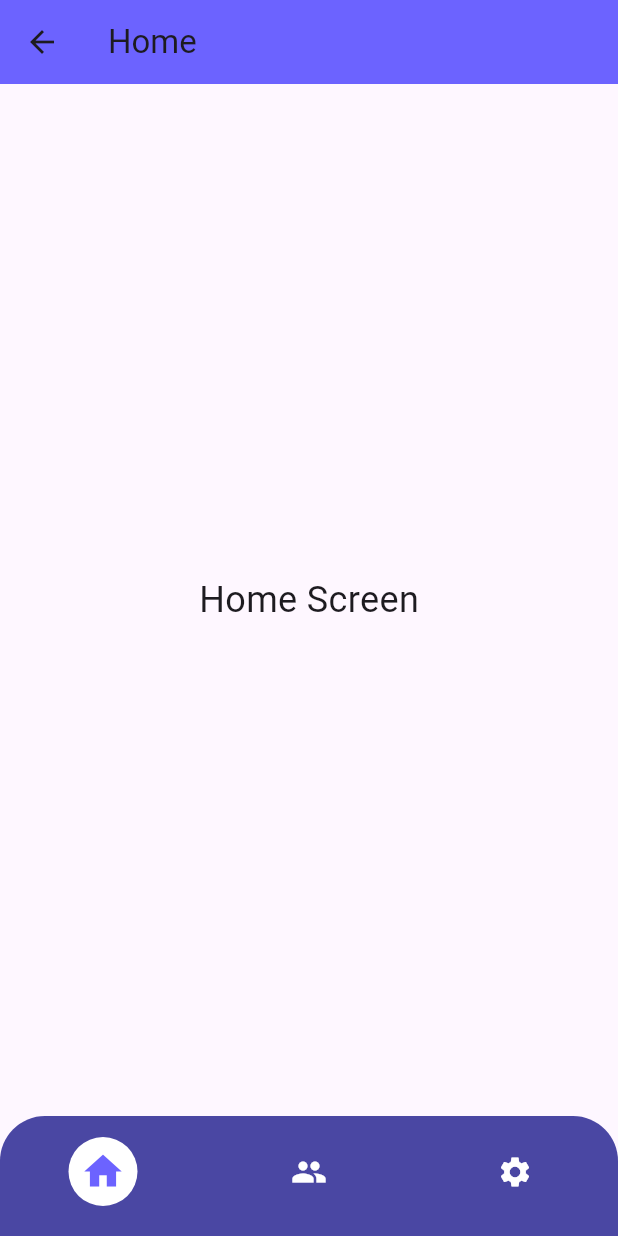
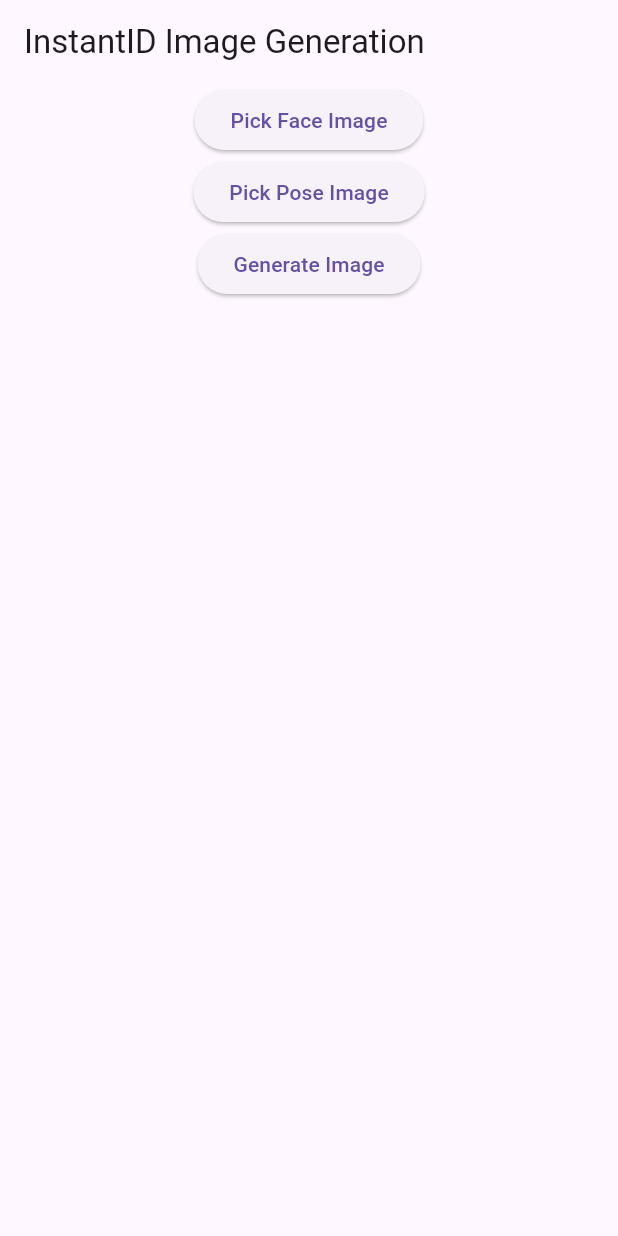
Before and after one commit to Vinit710/flutter_application_1, a Flutter app: the HomePage screen opened directly, on a phone screen of 412 x 824 dp. Run offline on Flutter 3.47's test engine with Material 3 defaults, Android fonts, the phone set to English and light mode, and no system bars; our stand-ins replace image_picker.

Commit message:
New project image to pose

```diff
--- a/lib/pages/home.dart
+++ b/lib/pages/home.dart
@@ -1,113 +1,115 @@
+import 'dart:convert';
+import 'dart:io';
 import 'package:flutter/material.dart';
+import 'package:http/http.dart' as http;
+import 'package:image_picker/image_picker.dart';
 
 class HomePage extends StatefulWidget {
-  const HomePage({super.key});
-
   @override
-  State<HomePage> createState() => _HomePageState();
+  _HomePageState createState() => _HomePageState();
 }
 
 class _HomePageState extends State<HomePage> {
-  int _selectedIndex = 0;
+  File? faceImage;
+  File? poseImage;
+  String? generatedImageUrl;
+  final String apiUrl = 'https://instantx-instantid.hf.space/run/generate_image'; // Update with the actual endpoint
 
-  void _onItemTapped(int index) {
-    setState(() {
-      _selectedIndex = index;
-    });
+  Future<void> pickImage(bool isFaceImage) async {
+    final picker = ImagePicker();
+    final pickedFile = await picker.pickImage(source: ImageSource.gallery);
+
+    if (pickedFile != null) {
+      setState(() {
+        if (isFaceImage) {
+          faceImage = File(pickedFile.path);
+        } else {
+          poseImage = File(pickedFile.path);
+        }
+      });
+    }
+  }
+
+  Future<void> generateImage() async {
+    if (faceImage == null || poseImage == null) {
+      ScaffoldMessenger.of(context).showSnackBar(
+        SnackBar(content: Text('Please select both images')),
+      );
+      return;
+    }
+
+    try {
+      var request = http.MultipartRequest('POST', Uri.parse(apiUrl));
+
+      // Attach images
+      request.files.add(await http.MultipartFile.fromPath('face_image_path', faceImage!.path));
+      request.files.add(await http.MultipartFile.fromPath('pose_image_path', poseImage!.path));
+
+      // Add other parameters (customize as needed)
+      request.fields['prompt'] = "Hello!!";
+      request.fields['negative_prompt'] = "(lowres, low quality)";
+      request.fields['style_name'] = "(No style)";
+      request.fields['num_steps'] = '30';
+      request.fields['identitynet_strength_ratio'] = '0.8';
+      request.fields['guidance_scale'] = '5';
+      request.fields['enable_LCM'] = 'true';
+
+      var response = await request.send();
+
+      if (response.statusCode == 200) {
+        final respStr = await response.stream.bytesToString();
+        final decodedResponse = jsonDecode(respStr);
+
+        setState(() {
+          generatedImageUrl = decodedResponse['data'][0];
+        });
+      } else {
+        print('Error: ${response.statusCode}');
+      }
+    } catch (e) {
+      print('Error: $e');
+    }
   }
 
   @override
   Widget build(BuildContext context) {
     return Scaffold(
-      appBar: AppBar(
-        title: const Text('Home'),
-        backgroundColor: const Color(0xFF6C63FF),
-        elevation: 0,
-      ),
-      body: const Center(
-        child: Text(
-          'Home Screen',
-          style: TextStyle(fontSize: 24),
-        ),
-      ),
-      bottomNavigationBar: Container(
-        decoration: const BoxDecoration(
-          color: const Color(0xFF4A47A3),
-          borderRadius: const BorderRadius.only(
-            topLeft: Radius.circular(30),
-            topRight: Radius.circular(30),
-          ),
-        ),
-        child: BottomNavigationBar(
-          currentIndex: _selectedIndex,
-          onTap: _onItemTapped,
-          backgroundColor: Colors.transparent,
-          elevation: 0,
-          type: BottomNavigationBarType.fixed,
-          selectedItemColor: Colors.white,
-          unselectedItemColor: Colors.white.withOpacity(0.8),
-          showSelectedLabels: false,
-          showUnselectedLabels: false,
-          items: List.generate(
-            3,
-            (index) => _buildBubbleItem(
-              icon: _getIconForIndex(index),
-              label: _getLabelForIndex(index),
-              isActive: index == _selectedIndex,
+      appBar: AppBar(title: Text('InstantID Image Generation')),
+      body: SingleChildScrollView(
+        child: Column(
+          mainAxisAlignment: MainAxisAlignment.center,
+          children: [
+            // Face Image Picker
+            ElevatedButton(
+              onPressed: () => pickImage(true),
+              child: Text('Pick Face Image'),
             ),
-          ),
+            faceImage != null
+                ? Image.file(faceImage!, height: 150, width: 150)
+                : Container(),
+
+            // Pose Image Picker
+            ElevatedButton(
+              onPressed: () => pickImage(false),
+              child: Text('Pick Pose Image'),
+            ),
+            poseImage != null
+                ? Image.file(poseImage!, height: 150, width: 150)
+                : Container(),
+
+            // Generate Image Button
+            ElevatedButton(
+              onPressed: generateImage,
+              child: Text('Generate Image'),
+            ),
+
+            // Display Generated Image
+            generatedImageUrl != null
+                ? Image.network(generatedImageUrl!)
+                : Container(),
+          ],
         ),
       ),
     );
   }
-
-  BottomNavigationBarItem _buildBubbleItem({
-    required IconData icon,
-    required String label,
-    required bool isActive,
-  }) {
-    return BottomNavigationBarItem(
-      icon: Container(
-        padding: EdgeInsets.all(isActive ? 8 : 0),
-        decoration: isActive
-            ? const BoxDecoration(
-                color: Colors.white,
-                shape: BoxShape.circle,
-              )
-            : null,
-        child: Icon(
-          icon,
-          size: isActive ? 30 : 24,
-          color: isActive ? const Color(0xFF6C63FF) : Colors.white,
-        ),
-      ),
-      label: label,
-    );
-  }
-
-  IconData _getIconForIndex(int index) {
-    switch (index) {
-      case 0:
-        return Icons.home;
-      case 1:
-        return Icons.group;
-      case 2:
-        return Icons.settings;
-      default:
-        return Icons.circle;
-    }
-  }
-
-  String _getLabelForIndex(int index) {
-    switch (index) {
-      case 0:
-        return 'Home';
-      case 1:
-        return 'Community';
-      case 2:
-        return 'Settings';
-      default:
-        return '';
-    }
-  }
 }
--- a/pubspec.yaml
+++ b/pubspec.yaml
@@ -30,6 +30,8 @@ environment:
 dependencies:
   flutter:
     sdk: flutter
+  http: ^1.2.0 # Use the latest version
+  image_picker: ^1.0.7 # For selecting images from gallery or camera
 
 
   # The following adds the Cupertino Icons font to your application.
```
Also changed, not shown: lib/pages/login_page.dart (+8 -3 lines), pubspec.lock, 9 other files.
